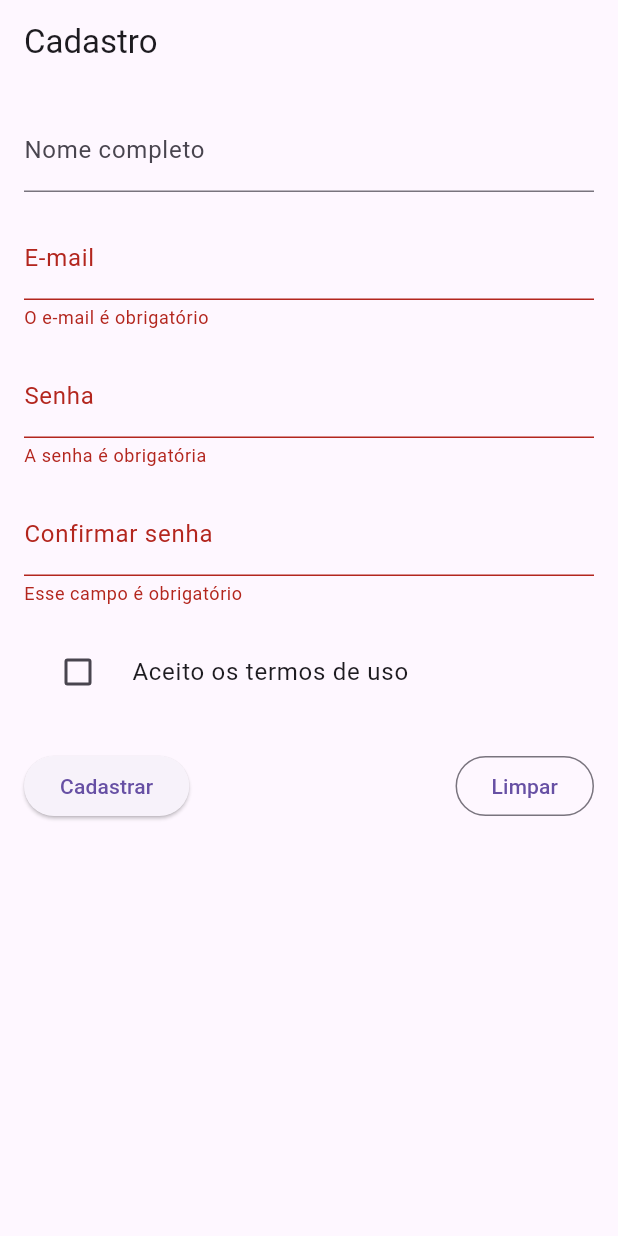
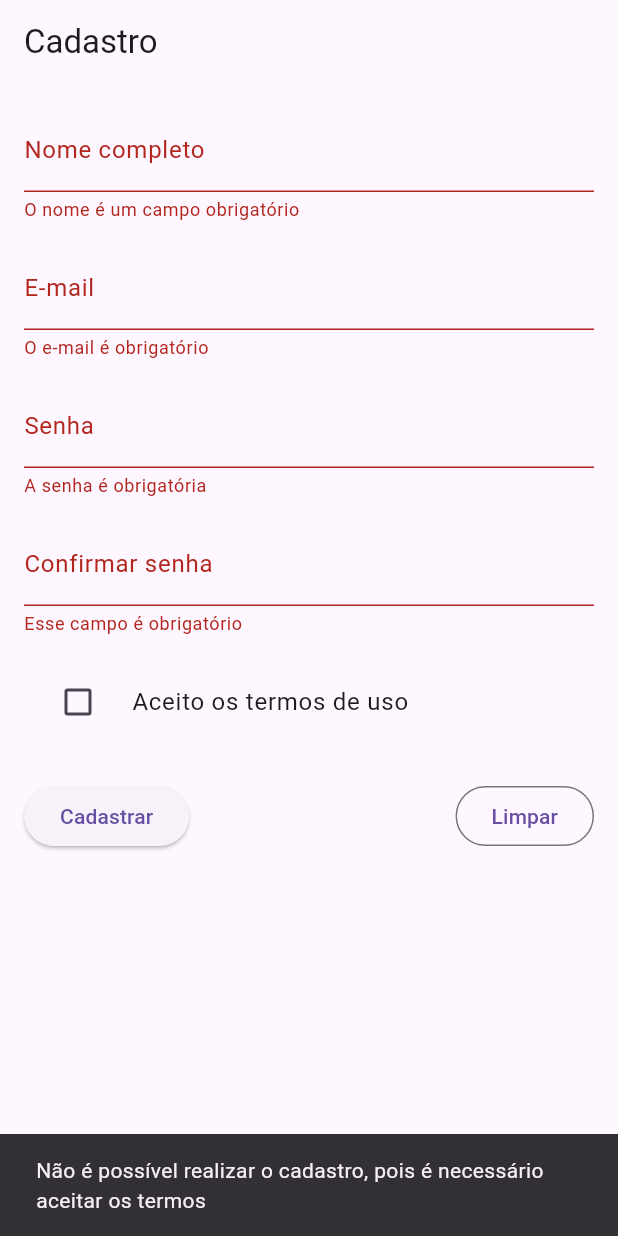
Before and after one commit to Felipe-Gabriel-Menezes-Lacerda/validationForm, a Flutter app: the screen it shows after launch, after a tap on "Cadastrar", on a phone screen of 412 x 824 dp. Run offline on Flutter 3.47's test engine with Material 3 defaults, Android fonts, the phone set to English and light mode, and no system bars.

Commit message:
Ajustes de validação de campos, e implementação de navegação entre telas

```diff
--- a/validation_form/lib/main.dart
+++ b/validation_form/lib/main.dart
@@ -38,10 +38,20 @@ class _CadastroFormState extends State<CadastroForm> {
 
   void _cadastrar() {
     // TODO: Implementar validação dos campos e exibir SnackBar com nome do usuário
-    if(_formKey.currentState!.validate() || _aceitaTermos == true){
-      ScaffoldMessenger.of(context).showSnackBar(SnackBar(content:Text('Login Realizado com Sucesso!')));
+    if (_formKey.currentState!.validate() && _aceitaTermos == true) {
+      ScaffoldMessenger.of(context).showSnackBar(
+          SnackBar(content: Text('Login Realizado com Sucesso!')));
+      NavegarParaTelaDeConfmacao();
     };
+    if (_aceitaTermos == false) {
+      ScaffoldMessenger.of(context).showSnackBar(
+          SnackBar(content: Text('Não é possível realizar o cadastro, pois é necessário aceitar os termos')));
 
+    };
+       if (!_formKey.currentState!.validate()) {
+      ScaffoldMessenger.of(context).showSnackBar(
+          SnackBar(content: Text('Não é possível realizar o cadastro, pois existem campos inválidos')));
+    };
   }
 
   void _limparCampos() {
@@ -51,8 +61,18 @@ class _CadastroFormState extends State<CadastroForm> {
     _emailController.clear();
     _senhaController.clear();
     _confirmaSenhaController.clear();
-     _formKey.currentState!.reset();
-     setState((){_aceitaTermos = false;});
+    _formKey.currentState!.reset();
+    setState(() {
+      _aceitaTermos = false;
+    });
+  }
+
+  void NavegarParaTelaDeConfmacao() {
+    Navigator.push(
+        context,
+        MaterialPageRoute(
+            builder: (context) =>
+                TelaDeConfirmacao(name: _nomeController.text)));
   }
 
   @override
@@ -66,6 +86,13 @@ class _CadastroFormState extends State<CadastroForm> {
             decoration: InputDecoration(labelText: 'Nome completo'),
             validator: (value) {
               // TODO: Validar nome (obrigatório e mínimo 3 caracteres)
+              if(value == null || value.isEmpty){
+                return 'O nome é um campo obrigatório';
+
+              }
+              if(value.length < 3){
+                return 'O nome deve conter pelo menos 3 caracteres';
+              }
               return null;
             },
           ),
@@ -113,7 +140,7 @@ class _CadastroFormState extends State<CadastroForm> {
               if (value == null || value.isEmpty) {
                 return 'Esse campo é obrigatório';
               }
-              if (_confirmaSenhaController != _senhaController) {
+              if (value != _senhaController.text) {
                 return 'A senha deve ser igual nos dois campos';
               }
               return null;
@@ -149,3 +176,29 @@ class _CadastroFormState extends State<CadastroForm> {
     );
   }
 }
+
+class TelaDeConfirmacao extends StatelessWidget {
+  final String name;
+
+  TelaDeConfirmacao({required this.name});
+
+  @override
+  Widget build(BuildContext context) {
+    return Scaffold(
+        appBar: AppBar(
+            title: Text('Cadastro REalizado com sucesso!'),
+            leading: IconButton(
+                icon: Icon(Icons.arrow_back),
+                onPressed: () {
+                  Navigator.pop(context);
+                })),
+        body: Center(
+          child: Text(
+            'Seja bem vindo $name cadastro realizado com sucesso!',
+            style: TextStyle(
+              fontSize: 24,
+            ),
+          ),
+        ));
+  }
+}
```
Also changed, not shown: validation_form/pubspec.lock.
